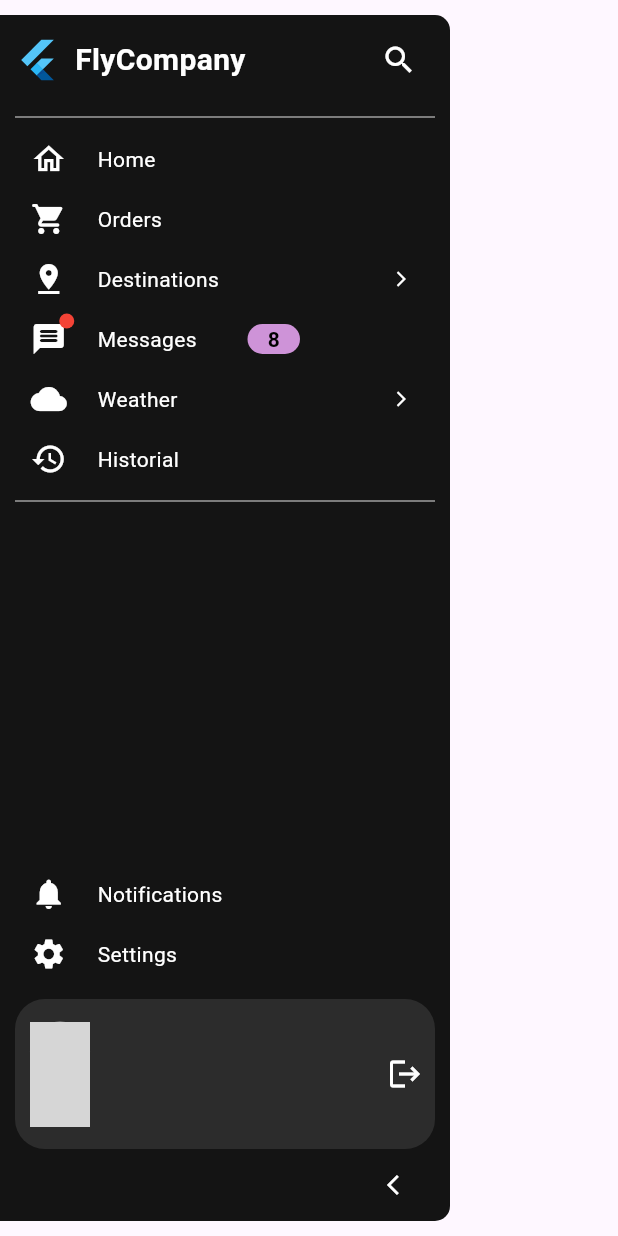
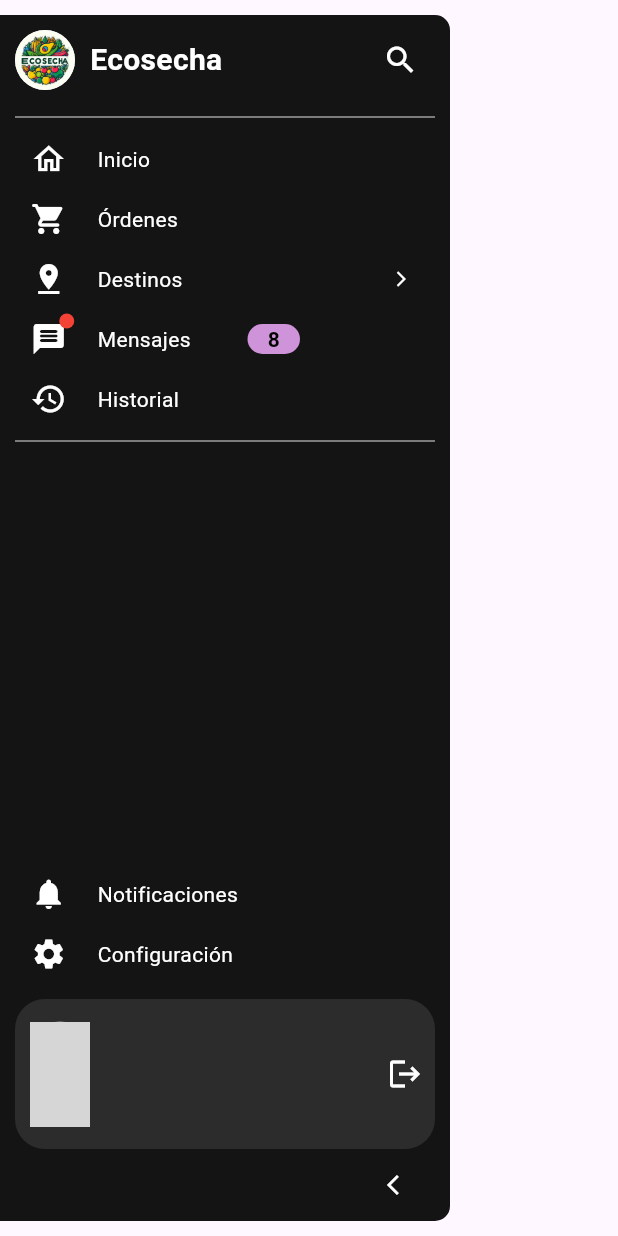
Before and after one commit to GiovanniNoRocket/ecosecha_app, a Flutter app: the CustomDrawerCustomer widget shown alone on an empty page, opened directly, after a tap on the "arrow forward ios" icon, on a phone screen of 412 x 824 dp. Run offline on Flutter 3.47's test engine with Material 3 defaults, Android fonts, the phone set to English and light mode, and no system bars; our stand-ins replace awesome_dialog, cloud_firestore, dropdown_button2, email_validator, firebase_auth, firebase_core and 6 more; missing offline and left inert: flutter_verification_code, raised_buttons; accounts and stored records are empty; generated files the repository leaves out were written again; network calls fail; grey boxes are pictures that could not be loaded.

Commit message:
Ajuste de drawer

```diff
--- a/lib/components/drawer/custom_drawer_customer.dart
+++ b/lib/components/drawer/custom_drawer_customer.dart
@@ -45,7 +45,7 @@ class _CustomDrawerCustomerState extends State<CustomDrawerCustomer> {
               CustomListTile(
                 isCollapsed: _isCollapsed,
                 icon: Icons.home_outlined,
-                title: 'Home',
+                title: 'Inicio',
                 infoCount: 0,
                 onTap: () {
                   Navigator.push(
@@ -57,17 +57,17 @@ class _CustomDrawerCustomerState extends State<CustomDrawerCustomer> {
               CustomListTile(
                 isCollapsed: _isCollapsed,
                 icon: Icons.shopping_cart_rounded,
-                title: 'Orders',
+                title: 'Órdenes',
                 infoCount: 0,
                 onTap: () {
                   Navigator.push(context,
-                      MaterialPageRoute(builder: (context) => OrderView()));
+                      MaterialPageRoute(builder: (context) => const OrderView()));
                 },
               ),
               CustomListTile(
                 isCollapsed: _isCollapsed,
                 icon: Icons.pin_drop,
-                title: 'Destinations',
+                title: 'Destinos',
                 infoCount: 0,
                 doHaveMoreOptions: Icons.arrow_forward_ios,
                 onTap: () {},
@@ -75,16 +75,8 @@ class _CustomDrawerCustomerState extends State<CustomDrawerCustomer> {
               CustomListTile(
                 isCollapsed: _isCollapsed,
                 icon: Icons.message_rounded,
-                title: 'Messages',
+                title: 'Mensajes',
                 infoCount: 8,
-                onTap: () {},
-              ),
-              CustomListTile(
-                isCollapsed: _isCollapsed,
-                icon: Icons.cloud,
-                title: 'Weather',
-                infoCount: 0,
-                doHaveMoreOptions: Icons.arrow_forward_ios,
                 onTap: () {},
               ),
               CustomListTile(
@@ -103,7 +95,7 @@ class _CustomDrawerCustomerState extends State<CustomDrawerCustomer> {
               CustomListTile(
                 isCollapsed: _isCollapsed,
                 icon: Icons.notifications,
-                title: 'Notifications',
+                title: 'Notificaciones',
                 infoCount: 0,
                 onTap: () {
                   Navigator.push(
@@ -115,7 +107,7 @@ class _CustomDrawerCustomerState extends State<CustomDrawerCustomer> {
               CustomListTile(
                 isCollapsed: _isCollapsed,
                 icon: Icons.settings,
-                title: 'Settings',
+                title: 'Configuración',
                 infoCount: 0,
                 onTap: () {},
               ),
--- a/lib/components/drawer/custom_drawer_owner.dart
+++ b/lib/components/drawer/custom_drawer_owner.dart
@@ -45,7 +45,7 @@ class _CustomDrawerOwnerState extends State<CustomDrawerOwner> {
               CustomListTile(
                 isCollapsed: _isCollapsed,
                 icon: Icons.home_outlined,
-                title: 'Home',
+                title: 'Inicio',
                 infoCount: 0,
                 onTap: () {
                   Navigator.push(
@@ -57,19 +57,19 @@ class _CustomDrawerOwnerState extends State<CustomDrawerOwner> {
               CustomListTile(
                 isCollapsed: _isCollapsed,
                 icon: Icons.shopping_cart_rounded,
-                title: 'Orders',
+                title: 'Órdenes',
                 infoCount: 0,
                 onTap: () {
                   Navigator.push(
                       context,
                       MaterialPageRoute(
-                          builder: (context) => OrderView()));
+                          builder: (context) => const OrderView()));
                 },
               ),
               CustomListTile(
                 isCollapsed: _isCollapsed,
                 icon: Icons.pin_drop,
-                title: 'Destinations',
+                title: 'Destinos',
                 infoCount: 0,
                 doHaveMoreOptions: Icons.arrow_forward_ios,
                 onTap: () {},
@@ -77,16 +77,8 @@ class _CustomDrawerOwnerState extends State<CustomDrawerOwner> {
               CustomListTile(
                 isCollapsed: _isCollapsed,
                 icon: Icons.message_rounded,
-                title: 'Messages',
+                title: 'Mensajes',
                 infoCount: 8,
-                onTap: () {},
-              ),
-              CustomListTile(
-                isCollapsed: _isCollapsed,
-                icon: Icons.cloud,
-                title: 'Weather',
-                infoCount: 0,
-                doHaveMoreOptions: Icons.arrow_forward_ios,
                 onTap: () {},
               ),
               CustomListTile(
@@ -107,7 +99,7 @@ class _CustomDrawerOwnerState extends State<CustomDrawerOwner> {
               CustomListTile(
                 isCollapsed: _isCollapsed,
                 icon: Icons.notifications,
-                title: 'Notifications',
+                title: 'Notificaciones',
                 infoCount: 0,
                 onTap: () {Navigator.push(
                       context,
@@ -117,7 +109,7 @@ class _CustomDrawerOwnerState extends State<CustomDrawerOwner> {
               CustomListTile(
                 isCollapsed: _isCollapsed,
                 icon: Icons.settings,
-                title: 'Settings',
+                title: 'Configuración',
                 infoCount: 0,
                 onTap: () {},
               ),
--- a/lib/components/drawer/header.dart
+++ b/lib/components/drawer/header.dart
@@ -17,13 +17,22 @@ class CustomDrawerHeader extends StatelessWidget {
       child: Row(
         mainAxisAlignment: MainAxisAlignment.center,
         children: [
-          const FlutterLogo(size: 30),
+          CircleAvatar(
+            child: ClipOval(
+              child: Image.asset(
+                "assets/ecosecha_logo.png",
+                width: 90,
+                height: 90,
+                fit: BoxFit.cover,
+              ),
+            ),
+          ),
           if (isColapsed) const SizedBox(width: 10),
           if (isColapsed)
             const Expanded(
               flex: 3,
               child: Text(
-                'FlyCompany',
+                'Ecosecha',
                 style: TextStyle(
                   color: Colors.white,
                   fontWeight: FontWeight.bold,
```
Also changed, not shown: assets/ic_launcher.png (added).
